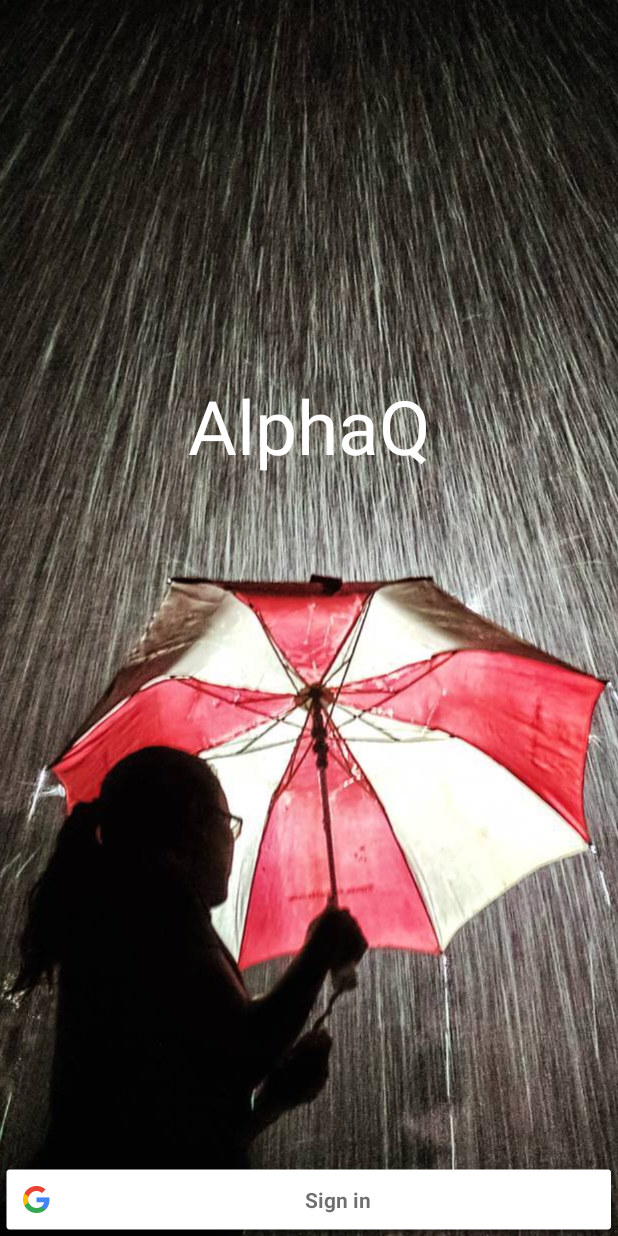
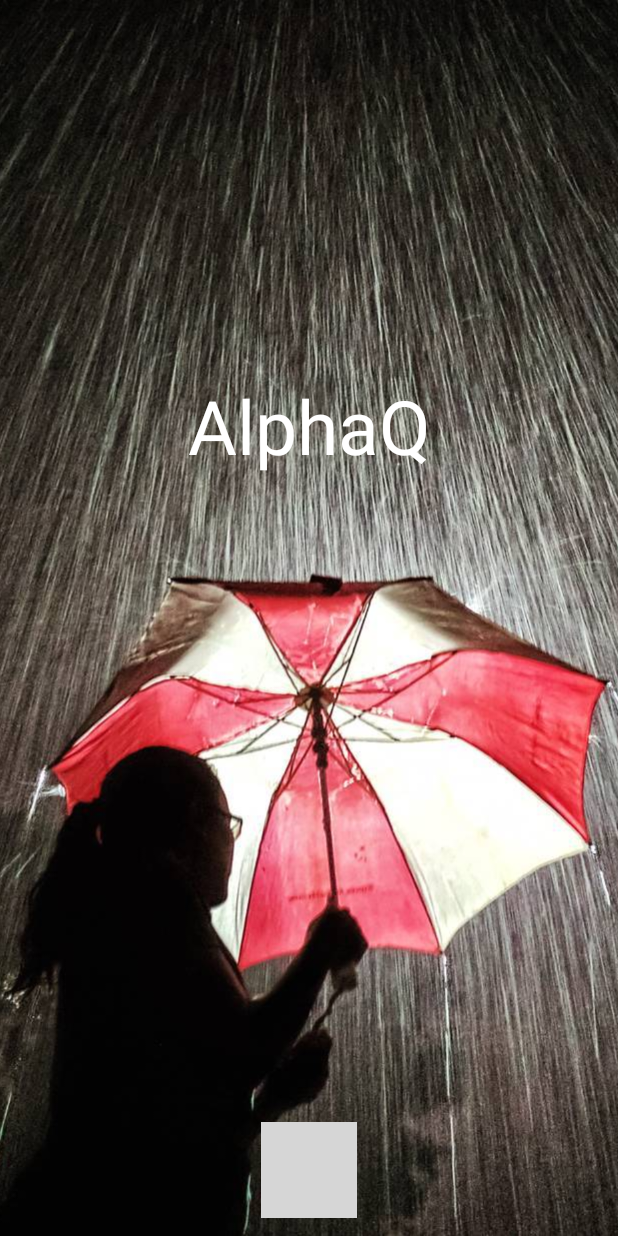
Before and after one commit to hussainbadri21/AlphaQ, an Android app: the layout activity_login.xml on its own in the app's theme, with its tools: preview values and no code run, on a phone screen of 412 x 824 dp. Run offline under Robolectric (Android 15) with nearby library versions, the phone set to English and light mode, and no system bars; plain views replace KenBurnsView; grey boxes are pictures that could not be loaded.

Commit message:
Changed google sign in button layout

```diff
--- a/app/src/main/res/layout/activity_login.xml
+++ b/app/src/main/res/layout/activity_login.xml
@@ -1,12 +1,11 @@
 <?xml version="1.0" encoding="utf-8"?>
-<RelativeLayout
-    xmlns:android="http://schemas.android.com/apk/res/android"
+<RelativeLayout xmlns:android="http://schemas.android.com/apk/res/android"
     xmlns:app="http://schemas.android.com/apk/res-auto"
     android:layout_width="match_parent"
     android:layout_height="match_parent"
     android:background="#FFFFFF"
-    android:orientation="vertical"
-    >
+    android:orientation="vertical">
+
     <com.flaviofaria.kenburnsview.KenBurnsView
         android:id="@+id/kenBurnsView"
         android:layout_width="match_parent"
@@ -16,36 +15,24 @@
 
     <TextView
         android:id="@+id/titleTV"
-                android:textAlignment="center"
-               android:layout_marginTop="250dp"
+        fontPath="fonts/Lavanderia Regular.otf"
         android:layout_width="match_parent"
         android:layout_height="wrap_content"
         android:layout_gravity="center"
-                fontPath="fonts/Lavanderia Regular.otf"
+        android:layout_marginTop="250dp"
         android:text="AlphaQ"
+        android:textAlignment="center"
 
         android:textColor="@android:color/white"
         android:textSize="50sp" />
 
-
-
-
-
-
-
-
-            <com.google.android.gms.common.SignInButton
+    <ImageView
         android:id="@+id/sign_in_button"
-               android:layout_width="match_parent"
-
-
+        android:layout_width="64dp"
+        android:layout_height="64dp"
+        android:layout_centerHorizontal="true"
         android:layout_alignParentBottom="true"
-                android:layout_height="wrap_content"
-
-                />
-
-
-
-
+        android:layout_margin="12dp"
+        android:src="@drawable/google_plus" />
 
 </RelativeLayout>
--- a/app/src/main/res/layout/activity_main.xml
+++ b/app/src/main/res/layout/activity_main.xml
@@ -9,7 +9,7 @@
 
     <LinearLayout
         android:id="@+id/actionbar"
-        android:background="@color/main_color"
+        android:background="@color/primary"
         android:orientation="horizontal"
         android:layout_width="match_parent"
         android:layout_height="56dp">
--- a/app/src/main/res/values/colors.xml
+++ b/app/src/main/res/values/colors.xml
@@ -1,11 +1,12 @@
 <?xml version="1.0" encoding="utf-8"?>
 <resources>
-    <color name="colorPrimary">#0097A7</color>
-    <color name="colorPrimaryDark">#006064</color>
+    <color name="colorPrimary">#388E3C</color>
+    <color name="colorPrimaryDark">#1B5E20</color>
     <color name="colorAccent">#FF4081</color>
     <color name="black">#000000</color>
     <color name="white">#FFFFFF</color>
     <color name="transparent_red">#1AF44336</color>
+    <color name="transparent">#00000000</color>
 
     <!-- Material DEFAULT colors -->
     <color name="material_red">#D32F2F</color>
```
Also changed, not shown: app/src/main/java/hussain/com/projectx/MainActivity.java (+44 -9 lines), app/src/main/java/hussain/com/projectx/login.java (+8 -4 lines), app/src/main/res/layout/activity_maps.xml (+4 -5 lines). Lines whose indentation alone changed are shown as unchanged.
